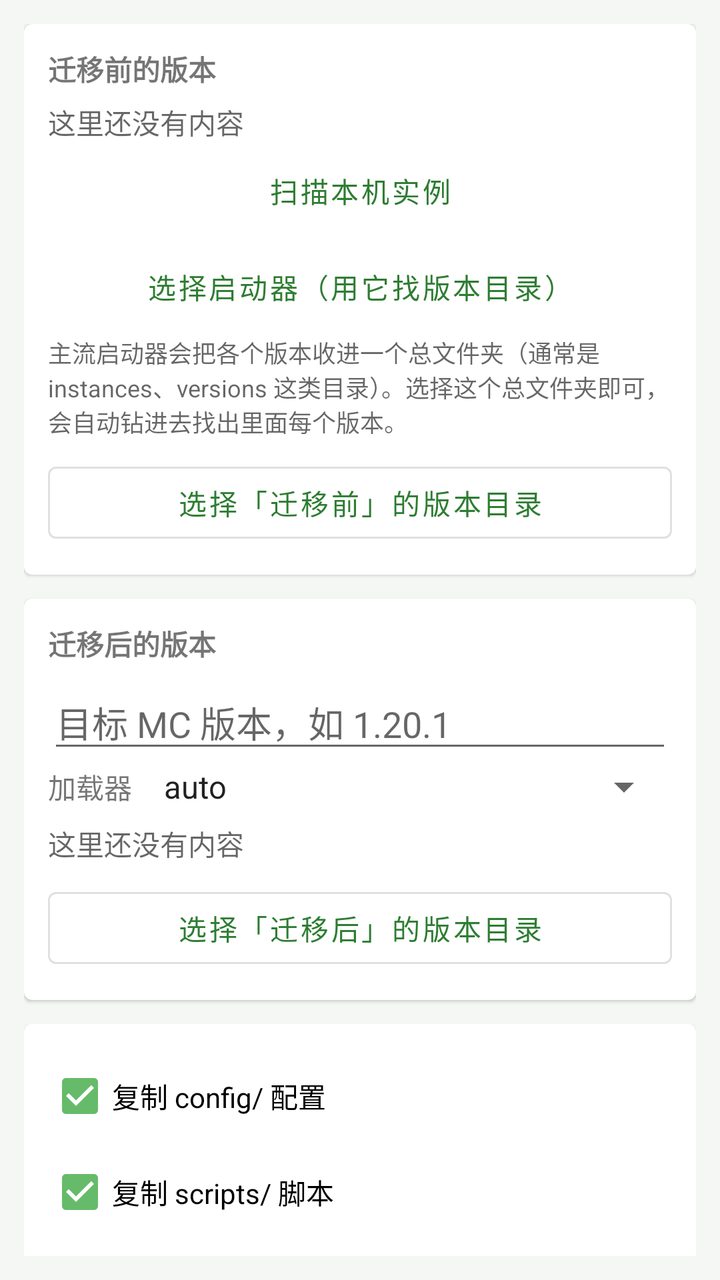
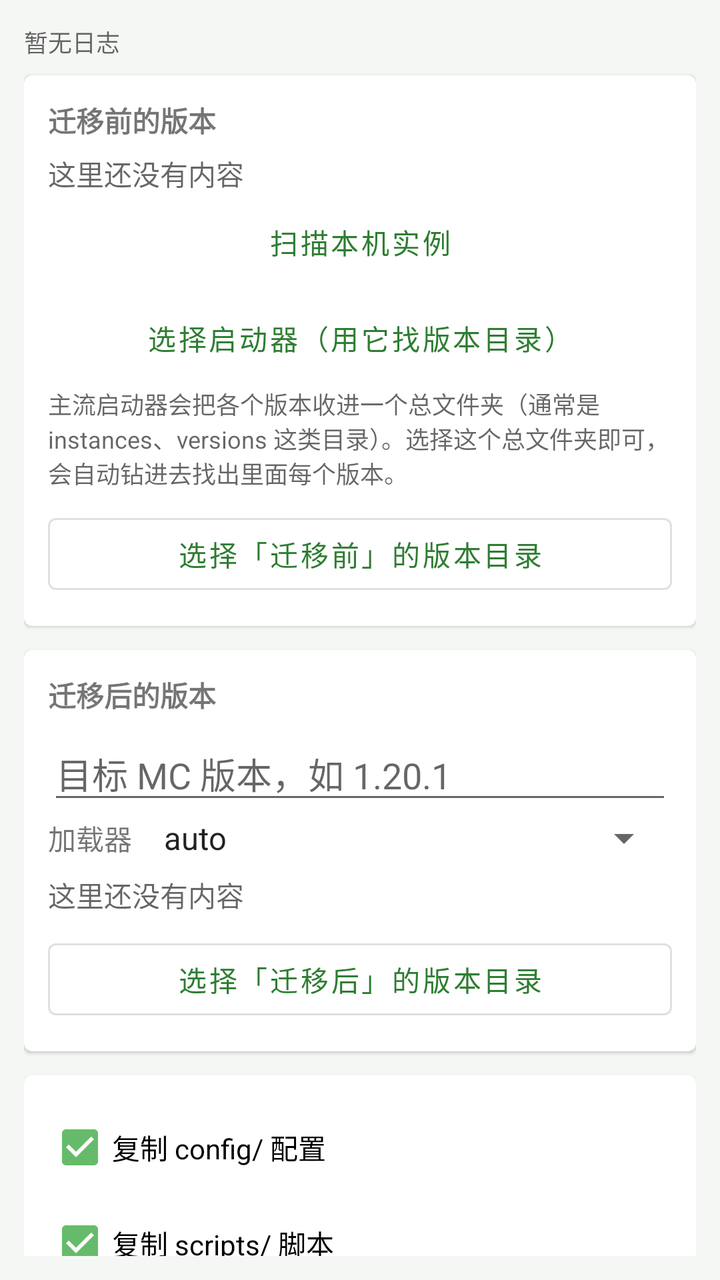

An Android layout rendered at two revisions. The XML below is the earlier revision; the diff shows what the commit changed to produce the second picture.
<!-- AndroidManifest.xml: application theme Theme.ModMigrator -->
<!-- res/layout/fragment_migration.xml -->
<?xml version="1.0" encoding="utf-8"?>
<androidx.core.widget.NestedScrollView xmlns:android="http://schemas.android.com/apk/res/android"
    android:layout_width="match_parent"
    android:layout_height="match_parent"
    android:padding="12dp">

    <LinearLayout
        android:layout_width="match_parent"
        android:layout_height="wrap_content"
        android:orientation="vertical">

        <com.google.android.material.card.MaterialCardView
            android:layout_width="match_parent"
            android:layout_height="wrap_content"
            android:layout_marginBottom="12dp">

            <LinearLayout
                android:layout_width="match_parent"
                android:layout_height="wrap_content"
                android:orientation="vertical"
                android:padding="12dp">

                <TextView
                    android:layout_width="wrap_content"
                    android:layout_height="wrap_content"
                    android:text="@string/sec_source"
                    android:textStyle="bold" />

                <TextView
                    android:id="@+id/tvSource"
                    android:layout_width="match_parent"
                    android:layout_height="wrap_content"
                    android:layout_marginTop="6dp"
                    android:text="@string/empty_hint"
                    android:textColor="@color/textSecondary" />

                <Button
                    android:id="@+id/btnScanLocal"
                    style="@style/Widget.MaterialComponents.Button.TextButton"
                    android:layout_width="match_parent"
                    android:layout_height="wrap_content"
                    android:text="@string/btn_scan_local" />

                <Button
                    android:id="@+id/btnPickLauncher"
                    style="@style/Widget.MaterialComponents.Button.TextButton"
                    android:layout_width="match_parent"
                    android:layout_height="wrap_content"
                    android:text="@string/cfg_pick_launcher" />

                <TextView
                    android:id="@+id/tvScanHint"
                    android:layout_width="match_parent"
                    android:layout_height="wrap_content"
                    android:text="@string/scan_launcher_dir_hint"
                    android:textColor="@color/textSecondary"
                    android:textSize="12sp" />

                <Button
                    android:id="@+id/btnPickSource"
                    style="@style/Widget.MaterialComponents.Button.OutlinedButton"
                    android:layout_width="match_parent"
                    android:layout_height="wrap_content"
                    android:layout_marginTop="8dp"
                    android:text="@string/pick_source" />
            </LinearLayout>
        </com.google.android.material.card.MaterialCardView>

        <com.google.android.material.card.MaterialCardView
            android:layout_width="match_parent"
            android:layout_height="wrap_content"
            android:layout_marginBottom="12dp">

            <LinearLayout
                android:layout_width="match_parent"
                android:layout_height="wrap_content"
                android:orientation="vertical"
                android:padding="12dp">

                <TextView
                    android:layout_width="wrap_content"
                    android:layout_height="wrap_content"
                    android:text="@string/sec_target"
                    android:textStyle="bold" />

                <EditText
                    android:id="@+id/etTargetVersion"
                    android:layout_width="match_parent"
                    android:layout_height="wrap_content"
                    android:layout_marginTop="6dp"
                    android:hint="@string/hint_mc_version"
                    android:inputType="text"
                    android:singleLine="true" />

                <LinearLayout
                    android:layout_width="match_parent"
                    android:layout_height="wrap_content"
                    android:orientation="horizontal">

                    <TextView
                        android:layout_width="wrap_content"
                        android:layout_height="wrap_content"
                        android:layout_gravity="center_vertical"
                        android:text="@string/loader" />

                    <Spinner
                        android:id="@+id/spLoader"
                        android:layout_width="0dp"
                        android:layout_height="wrap_content"
                        android:layout_marginStart="8dp"
                        android:layout_weight="1"
                        android:entries="@array/loaders" />
                </LinearLayout>

                <TextView
                    android:id="@+id/tvTarget"
                    android:layout_width="match_parent"
                    android:layout_height="wrap_content"
                    android:layout_marginTop="6dp"
                    android:text="@string/empty_hint"
                    android:textColor="@color/textSecondary" />

                <Button
                    android:id="@+id/btnPickTarget"
                    style="@style/Widget.MaterialComponents.Button.OutlinedButton"
                    android:layout_width="match_parent"
                    android:layout_height="wrap_content"
                    android:layout_marginTop="8dp"
                    android:text="@string/pick_target" />
            </LinearLayout>
        </com.google.android.material.card.MaterialCardView>

        <com.google.android.material.card.MaterialCardView
            android:layout_width="match_parent"
            android:layout_height="wrap_content"
            android:layout_marginBottom="12dp">

            <LinearLayout
                android:layout_width="match_parent"
                android:layout_height="wrap_content"
                android:orientation="vertical"
                android:padding="12dp">

                <CheckBox android:id="@+id/cbConfig" android:layout_width="match_parent" android:layout_height="wrap_content" android:checked="true" android:text="@string/copy_config" />
                <CheckBox android:id="@+id/cbScripts" android:layout_width="match_parent" android:layout_height="wrap_content" android:checked="true" android:text="@string/copy_scripts" />
                <CheckBox android:id="@+id/cbOptions" android:layout_width="match_parent" android:layout_height="wrap_content" android:checked="true" android:text="@string/copy_options" />
                <CheckBox android:id="@+id/cbPacks" android:layout_width="match_parent" android:layout_height="wrap_content" android:text="@string/copy_packs" />
                <CheckBox android:id="@+id/cbSaves" android:layout_width="match_parent" android:layout_height="wrap_content" android:text="@string/copy_saves" />
            </LinearLayout>
        </com.google.android.material.card.MaterialCardView>

        <Button
            android:id="@+id/btnScan"
            android:layout_width="match_parent"
            android:layout_height="wrap_content"
            android:text="@string/btn_scan" />

        <Button
            android:id="@+id/btnRun"
            style="@style/Widget.MaterialComponents.Button.OutlinedButton"
            android:layout_width="match_parent"
            android:layout_height="wrap_content"
            android:layout_marginTop="8dp"
            android:text="@string/btn_run" />

        <ProgressBar
            android:id="@+id/pb"
            style="?android:attr/progressBarStyleHorizontal"
            android:layout_width="match_parent"
            android:layout_height="wrap_content"
            android:layout_marginTop="8dp"
            android:indeterminate="true"
            android:visibility="gone" />

        <TextView
            android:layout_width="wrap_content"
            android:layout_height="wrap_content"
            android:layout_marginTop="12dp"
            android:text="@string/tab_migration"
            android:textStyle="bold" />

        <androidx.recyclerview.widget.RecyclerView
            android:id="@+id/rvMods"
            android:layout_width="match_parent"
            android:layout_height="wrap_content"
            android:nestedScrollingEnabled="false"
            android:overScrollMode="never" />

        <TextView
            android:layout_width="wrap_content"
            android:layout_height="wrap_content"
            android:layout_marginTop="12dp"
            android:text="@string/log_title"
            android:textStyle="bold" />

        <TextView
            android:id="@+id/tvLog"
            android:layout_width="match_parent"
            android:layout_height="wrap_content"
            android:paddingBottom="24dp"
            android:textColor="@color/textSecondary"
            android:textSize="12sp" />
    </LinearLayout>
</androidx.core.widget.NestedScrollView>
<!-- resources referenced by this layout -->
<resources>
  <string-array name="loaders">
          <item>auto</item>
          <item>fabric</item>
          <item>forge</item>
          <item>neoforge</item>
          <item>quilt</item>
      </string-array>
  <color name="textSecondary">#99000000</color>
  <string name="btn_run">执行迁移</string>
  <string name="btn_scan">扫描并生成迁移方案</string>
  <string name="btn_scan_local">扫描本机实例</string>
  <string name="cfg_pick_launcher">选择启动器（用它找版本目录）</string>
  <string name="copy_config">复制 config/ 配置</string>
  <string name="copy_options">复制 options.txt（游戏设置）</string>
  <string name="copy_packs">复制资源包/光影包</string>
  <string name="copy_saves">复制存档（可能很大）</string>
  <string name="copy_scripts">复制 scripts/ 脚本</string>
  <string name="empty_hint">这里还没有内容</string>
  <string name="hint_mc_version">目标 MC 版本，如 1.20.1</string>
  <string name="loader">加载器</string>
  <string name="log_title">运行日志</string>
  <string name="pick_source">选择「迁移前」的版本目录</string>
  <string name="pick_target">选择「迁移后」的版本目录</string>
  <string name="scan_launcher_dir_hint">主流启动器会把各个版本收进一个总文件夹（通常是 instances、versions 这类目录）。选择这个总文件夹即可，会自动钻进去找出里面每个版本。</string>
  <string name="sec_source">迁移前的版本</string>
  <string name="sec_target">迁移后的版本</string>
  <string name="tab_migration">迁移</string>
  <style name="Theme.ModMigrator" parent="Theme.MaterialComponents.DayNight.NoActionBar">
          <item name="colorPrimary">@color/primary</item>
          <item name="colorPrimaryDark">@color/primaryDark</item>
          <item name="colorAccent">@color/accent</item>
          <item name="android:windowBackground">@color/bg</item>
          <item name="android:statusBarColor">@color/primaryDark</item>
          <item name="preferenceTheme">@style/PreferenceThemeOverlay</item>
      </style>
  <color name="primary">#FF2E7D32</color>
  <color name="primaryDark">#FF1B5E20</color>
  <color name="accent">#FF66BB6A</color>
  <color name="bg">#FFF5F7F5</color>
</resources>

<!-- the commit's change to res/layout/fragment_migration.xml (unified diff, before → after) -->
@@ -8,6 +8,24 @@
         android:layout_width="match_parent"
         android:layout_height="wrap_content"
         android:orientation="vertical">
+
+        <TextView
+            android:id="@+id/tvLogSummary"
+            android:layout_width="match_parent"
+            android:layout_height="wrap_content"
+            android:layout_marginBottom="8dp"
+            android:background="@android:color/transparent"
+            android:text="暂无日志"
+            android:textColor="@color/textSecondary"
+            android:textSize="12sp" />
+
+        <TextView
+            android:id="@+id/tvProgress"
+            android:layout_width="match_parent"
+            android:layout_height="wrap_content"
+            android:visibility="gone"
+            android:textColor="@color/textSecondary"
+            android:textSize="12sp" />
 
         <com.google.android.material.card.MaterialCardView
             android:layout_width="match_parent"
